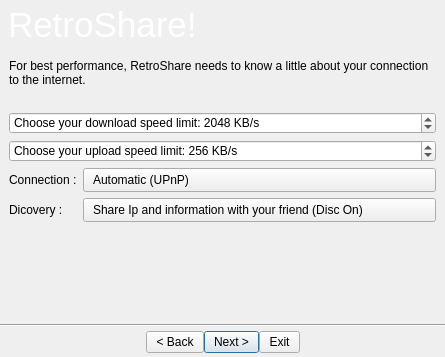
RetroShare/RetroShare, file retroshare-gui/src/gui/QuickStartWizard.ui: the form before one commit.
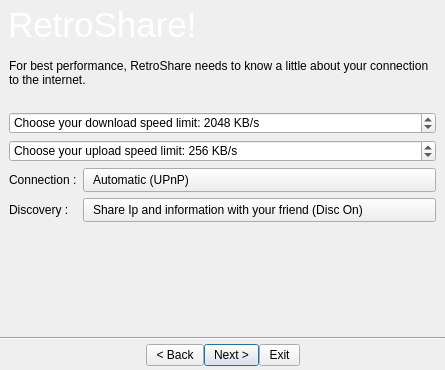
The form after the commit. The open tabs and pages were chosen to show the change. Icons and pictures are not drawn.

Commit message: There was a spelling mistake on pageConnection dicovery instead of discovery and pageShares had some sizing problems which cut out some text, fixed by Jarrah

```diff
--- a/retroshare-gui/src/gui/QuickStartWizard.ui
+++ b/retroshare-gui/src/gui/QuickStartWizard.ui
@@ -10,7 +10,7 @@
     <x>0</x>
     <y>0</y>
     <width>445</width>
-    <height>357</height>
+    <height>370</height>
    </rect>
   </property>
   <property name="minimumSize">
@@ -21,8 +21,8 @@
   </property>
   <property name="maximumSize">
    <size>
-    <width>445</width>
-    <height>357</height>
+    <width>457</width>
+    <height>370</height>
    </size>
   </property>
   <property name="windowTitle">
@@ -432,7 +432,7 @@
             <item row="1" column="0">
              <widget class="QLabel" name="label_6">
               <property name="text">
-               <string>Dicovery :</string>
+               <string>Discovery :</string>
               </property>
              </widget>
             </item>
```
Left out of the diff: 2 changed lines with no effect on the pictures.
